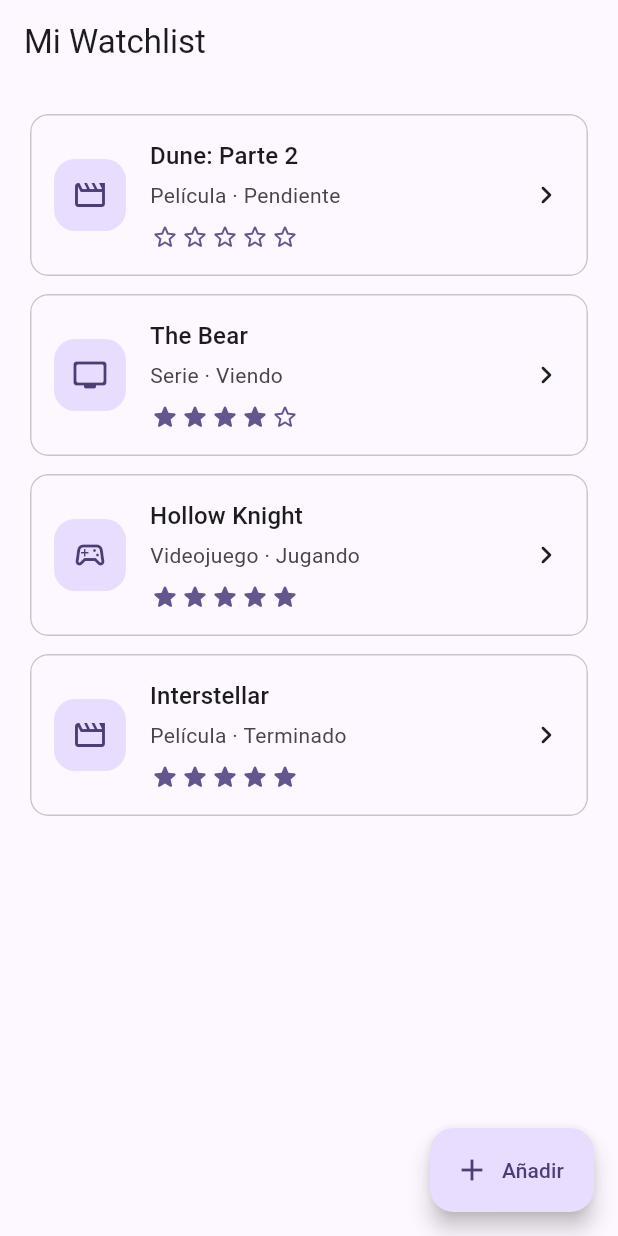
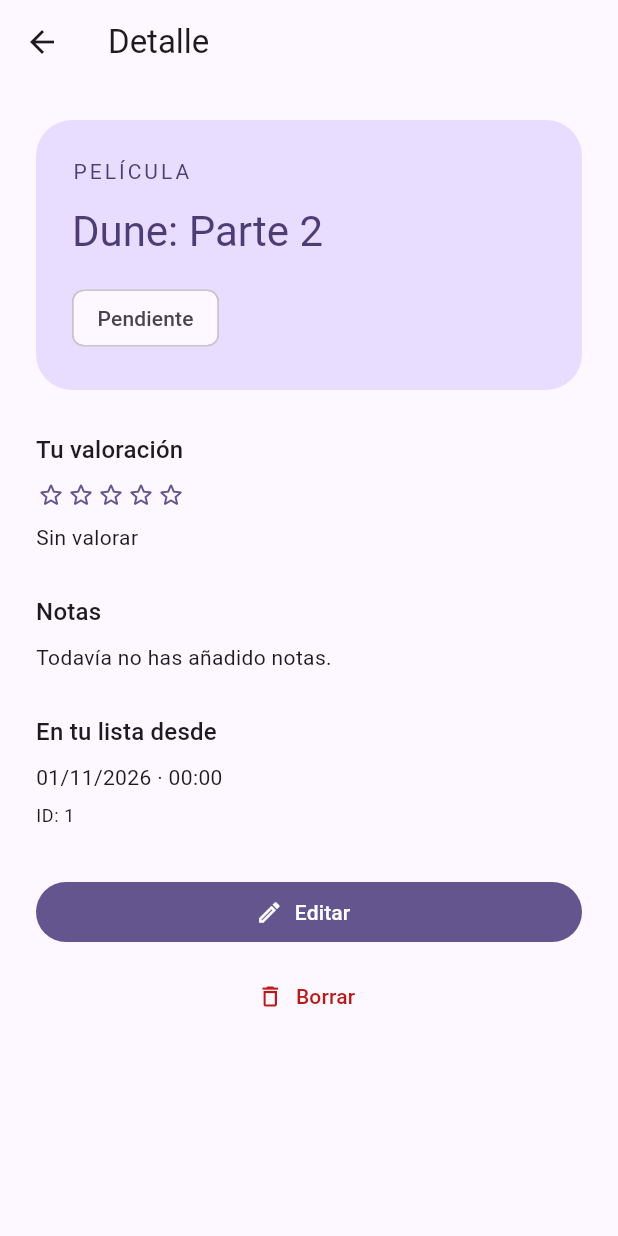
Before and after one commit to mariocaseria7-coder/miwatchlist, a Flutter app: the screen it shows after launch, after a tap on "Dune: Parte 2", on a phone screen of 412 x 824 dp. Run offline on Flutter 3.47's test engine with Material 3 defaults, Android fonts, the phone set to English and light mode, and no system bars.

Commit message:
Fase 4: implementar detalle edicion y borrado confirmado

```diff
--- /dev/null
+++ b/lib/pantallas/pantalla_detalle.dart
@@ -0,0 +1,172 @@
+import 'package:flutter/material.dart';
+
+import '../modelos/elemento.dart';
+import '../widgets/selector_estrellas.dart';
+import 'pantalla_formulario.dart';
+
+/// Muestra un elemento y solicita al padre que guarde sus modificaciones.
+class PantallaDetalle extends StatefulWidget {
+  const PantallaDetalle({
+    super.key,
+    required this.elemento,
+    required this.onActualizar,
+    required this.onBorrar,
+  });
+  final Elemento elemento;
+  final Future<bool> Function(Elemento) onActualizar;
+  final Future<bool> Function() onBorrar;
+
+  @override
+  State<PantallaDetalle> createState() => _PantallaDetalleState();
+}
+
+class _PantallaDetalleState extends State<PantallaDetalle> {
+  late Elemento _elemento;
+  bool _ocupado = false;
+
+  @override
+  void initState() {
+    super.initState();
+    _elemento = widget.elemento;
+  }
+
+  /// Abre el mismo formulario y actualiza el detalle tras guardar con éxito.
+  Future<void> _editar() async {
+    final actualizado = await Navigator.push<Elemento>(
+      context,
+      MaterialPageRoute(
+        builder: (context) => PantallaFormulario(inicial: _elemento),
+      ),
+    );
+    if (!mounted || actualizado == null) return;
+    setState(() => _ocupado = true);
+    final guardado = await widget.onActualizar(actualizado);
+    if (!mounted) return;
+    setState(() {
+      _ocupado = false;
+      if (guardado) _elemento = actualizado;
+    });
+  }
+
+  /// Solo borra si el diálogo devuelve true y el almacenamiento lo confirma.
+  Future<void> _borrar() async {
+    final confirmar = await showDialog<bool>(
+      context: context,
+      builder: (context) => AlertDialog(
+        title: const Text('¿Borrar elemento?'),
+        content: Text('Se eliminará «${_elemento.titulo}» de tu lista.'),
+        actions: [
+          TextButton(
+            onPressed: () => Navigator.pop(context, false),
+            child: const Text('Cancelar'),
+          ),
+          FilledButton(
+            onPressed: () => Navigator.pop(context, true),
+            child: const Text('Borrar'),
+          ),
+        ],
+      ),
+    );
+    if (!mounted || confirmar != true) return;
+    setState(() => _ocupado = true);
+    final borrado = await widget.onBorrar();
+    if (!mounted) return;
+    if (borrado) {
+      Navigator.pop(context);
+    } else {
+      setState(() => _ocupado = false);
+    }
+  }
+
+  @override
+  Widget build(BuildContext context) {
+    final tema = Theme.of(context);
+    final fecha = _elemento.fechaAlta.toLocal();
+    final fechaTexto =
+        '${fecha.day.toString().padLeft(2, '0')}/${fecha.month.toString().padLeft(2, '0')}/${fecha.year} · ${fecha.hour.toString().padLeft(2, '0')}:${fecha.minute.toString().padLeft(2, '0')}';
+    return PopScope(
+      canPop: !_ocupado,
+      child: Scaffold(
+        appBar: AppBar(title: const Text('Detalle')),
+        body: SafeArea(
+          child: Align(
+            alignment: Alignment.topCenter,
+            child: ConstrainedBox(
+              constraints: const BoxConstraints(maxWidth: 600),
+              child: ListView(
+                padding: const EdgeInsets.all(24),
+                children: [
+                  Container(
+                    padding: const EdgeInsets.all(24),
+                    decoration: BoxDecoration(
+                      color: tema.colorScheme.primaryContainer,
+                      borderRadius: BorderRadius.circular(24),
+                    ),
+                    child: Column(
+                      crossAxisAlignment: CrossAxisAlignment.start,
+                      children: [
+                        Text(
+                          _elemento.tipo.etiqueta.toUpperCase(),
+                          style: TextStyle(
+                            color: tema.colorScheme.onPrimaryContainer,
+                            letterSpacing: 2,
+                          ),
+                        ),
+                        const SizedBox(height: 12),
+                        Text(
+                          _elemento.titulo,
+                          style: tema.textTheme.headlineMedium?.copyWith(
+                            color: tema.colorScheme.onPrimaryContainer,
+                          ),
+                        ),
+                        const SizedBox(height: 16),
+                        Chip(label: Text(_elemento.etiquetaEstado)),
+                      ],
+                    ),
+                  ),
+                  const SizedBox(height: 28),
+                  Text('Tu valoración', style: tema.textTheme.titleMedium),
+                  const SizedBox(height: 8),
+                  SelectorEstrellas(valor: _elemento.valoracion),
+                  const SizedBox(height: 8),
+                  Text(
+                    _elemento.valoracion == 0
+                        ? 'Sin valorar'
+                        : '${_elemento.valoracion} de 5 estrellas',
+                  ),
+                  const SizedBox(height: 28),
+                  Text('Notas', style: tema.textTheme.titleMedium),
+                  const SizedBox(height: 8),
+                  Text(_elemento.notas ?? 'Todavía no has añadido notas.'),
+                  const SizedBox(height: 28),
+                  Text('En tu lista desde', style: tema.textTheme.titleMedium),
+                  const SizedBox(height: 8),
+                  Text(fechaTexto),
+                  const SizedBox(height: 8),
+                  Text('ID: ${_elemento.id}', style: tema.textTheme.bodySmall),
+                  const SizedBox(height: 32),
+                  if (_ocupado)
+                    const Center(child: CircularProgressIndicator()),
+                  FilledButton.icon(
+                    onPressed: _ocupado ? null : _editar,
+                    icon: const Icon(Icons.edit_outlined),
+                    label: const Text('Editar'),
+                  ),
+                  const SizedBox(height: 8),
+                  TextButton.icon(
+                    onPressed: _ocupado ? null : _borrar,
+                    style: TextButton.styleFrom(
+                      foregroundColor: tema.colorScheme.error,
+                    ),
+                    icon: const Icon(Icons.delete_outline),
+                    label: const Text('Borrar'),
+                  ),
+                ],
+              ),
+            ),
+          ),
+        ),
+      ),
+    );
+  }
+}
--- a/lib/pantallas/pantalla_formulario.dart
+++ b/lib/pantallas/pantalla_formulario.dart
@@ -95,8 +95,9 @@ class _PantallaFormularioState extends State<PantallaFormulario> {
                   validator: (texto) {
                     final titulo = texto?.trim() ?? '';
                     if (titulo.isEmpty) return 'Escribe un título.';
-                    if (titulo.length > 60)
+                    if (titulo.length > 60) {
                       return 'El título no puede superar los 60 caracteres.';
+                    }
                     return null;
                   },
                 ),
--- a/lib/pantallas/pantalla_lista.dart
+++ b/lib/pantallas/pantalla_lista.dart
@@ -3,6 +3,7 @@ import 'package:flutter/material.dart';
 import '../modelos/elemento.dart';
 import '../widgets/tarjeta_elemento.dart';
 import 'pantalla_formulario.dart';
+import 'pantalla_detalle.dart';
 
 /// Mantiene la colección y coordina las operaciones de las otras pantallas.
 class PantallaLista extends StatefulWidget {
@@ -57,6 +58,31 @@ class _PantallaListaState extends State<PantallaLista> {
     setState(() => _elementos.add(elemento));
   }
 
+  /// Mantiene la lista como única propietaria de los datos modificables.
+  void _abrirDetalle(Elemento elemento) {
+    Navigator.push<void>(
+      context,
+      MaterialPageRoute(
+        builder: (context) => PantallaDetalle(
+          elemento: elemento,
+          onActualizar: (actualizado) async {
+            final indice = _elementos.indexWhere((e) => e.id == actualizado.id);
+            if (indice == -1) return false;
+            setState(() => _elementos[indice] = actualizado);
+            return true;
+          },
+          onBorrar: () async {
+            setState(() => _elementos.removeWhere((e) => e.id == elemento.id));
+            ScaffoldMessenger.of(
+              this.context,
+            ).showSnackBar(const SnackBar(content: Text('Elemento borrado.')));
+            return true;
+          },
+        ),
+      ),
+    );
+  }
+
   @override
   Widget build(BuildContext context) {
     return Scaffold(
@@ -89,7 +115,7 @@ class _PantallaListaState extends State<PantallaLista> {
                   itemBuilder: (context, index) => TarjetaElemento(
                     key: ValueKey(_elementos[index].id),
                     elemento: _elementos[index],
-                    onTap: () {},
+                    onTap: () => _abrirDetalle(_elementos[index]),
                   ),
                 ),
         ),
```
Also changed, not shown: 1 other file.
